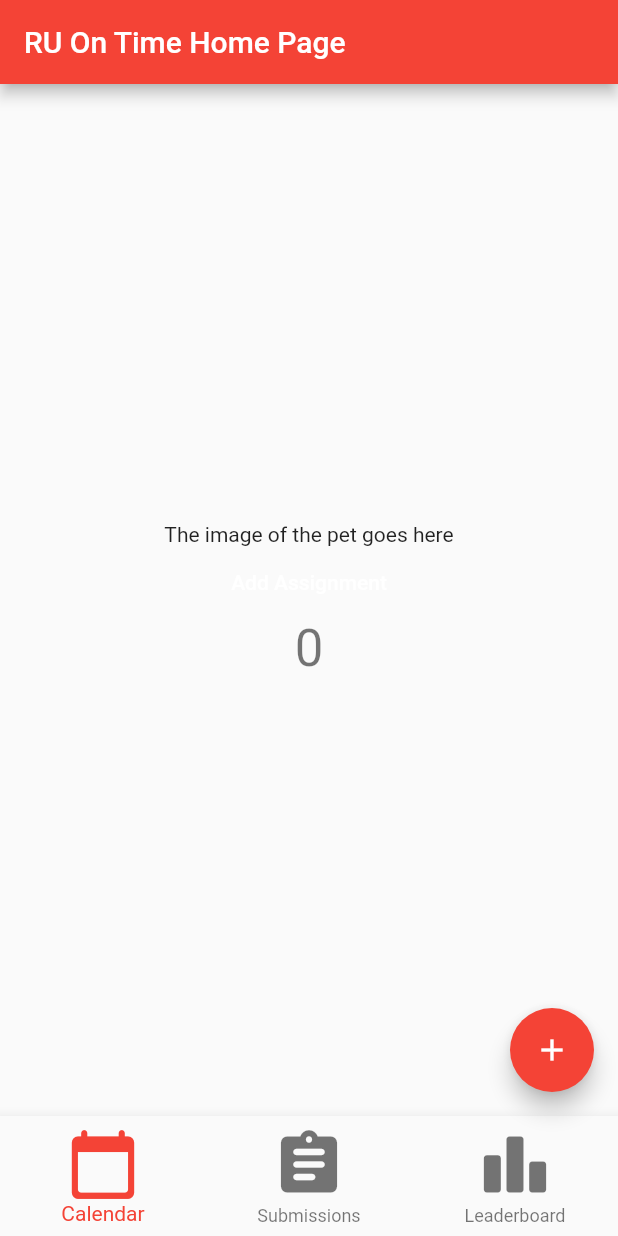
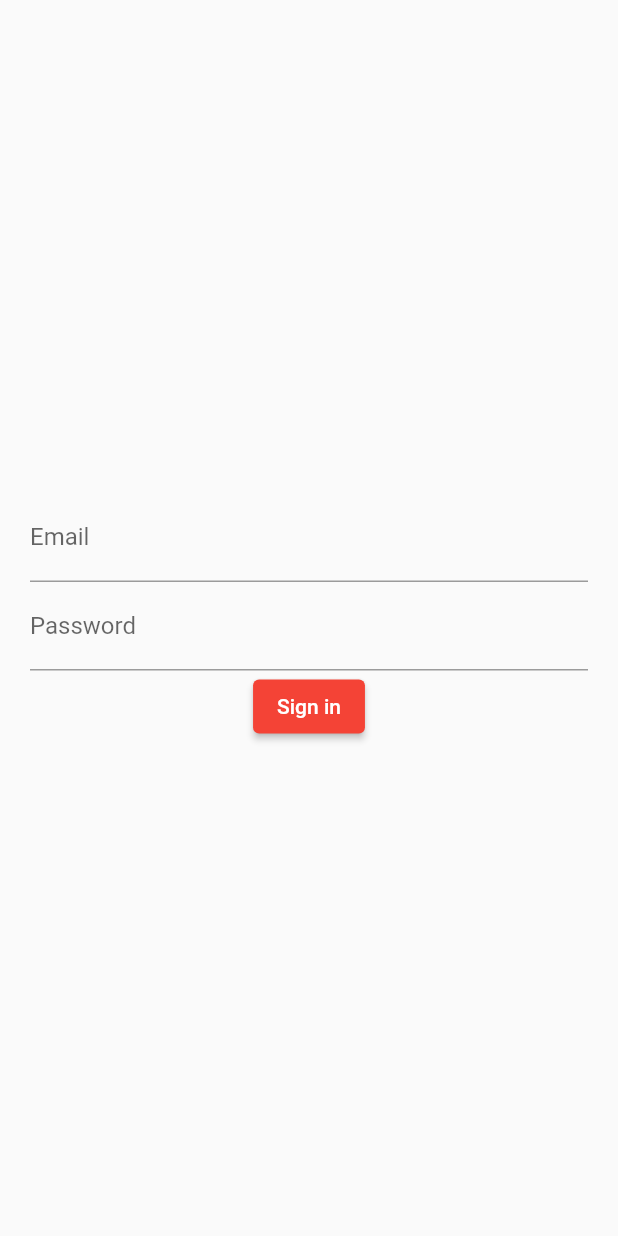
Before and after one commit to Wingo206/RU_On_Time, a Flutter app: the screen it shows after launch, on a phone screen of 412 x 824 dp. Run offline on Flutter 3.47's test engine with Material 2 defaults, Android fonts, the light colour scheme and no system bars; our stand-ins replace firebase_auth, firebase_core; missing offline and left inert: cloud_firestore_web, firebase_auth_web, firebase_core_web; accounts and stored records are empty.

Commit message:
Authentification and sign in working

```diff
--- /dev/null
+++ b/lib/authentication_service.dart
@@ -0,0 +1,30 @@
+import 'package:firebase_auth/firebase_auth.dart';
+
+class AuthenticationService {
+  final FirebaseAuth _firebaseAuth;
+  AuthenticationService(this._firebaseAuth);
+
+  Stream<User?> get authStateChanges => _firebaseAuth.authStateChanges();
+
+  Future<void> signOut() async {
+    await _firebaseAuth.signOut();
+  }
+
+  Future<String> signIn(String email, String password) async {
+    try {
+      await _firebaseAuth.signInWithEmailAndPassword(email: email, password: password);
+      return "Signed in";
+    } on FirebaseAuthException catch (e) {
+      return e.message ?? "";
+    }
+  }
+
+  Future<String> signUp(String email, String password) async {
+    try {
+      await _firebaseAuth.createUserWithEmailAndPassword(email: email, password: password);
+      return "Signed up";
+    } on FirebaseAuthException catch (e) {
+      return e.message ?? "";
+    }
+  }
+}
--- a/lib/main.dart
+++ b/lib/main.dart
@@ -1,5 +1,10 @@
 import 'package:flutter/material.dart';
 import 'package:firebase_core/firebase_core.dart';
+import 'package:provider/provider.dart';
+import 'package:firebase_auth/firebase_auth.dart';
+import 'package:ru_on_time/sign_in.dart';
+
+import 'authentication_service.dart';
 
 Future<void> main() async {
   WidgetsFlutterBinding.ensureInitialized();
@@ -11,7 +16,18 @@ class MyApp extends StatelessWidget {
   // This widget is the root of your application.
   @override
   Widget build(BuildContext context) {
-    return MaterialApp(
+    return MultiProvider(
+      providers: [
+        Provider<AuthenticationService> (
+          create: (_) => AuthenticationService(FirebaseAuth.instance),
+        ),
+
+        StreamProvider(
+          create: (context) => context.read<AuthenticationService>().authStateChanges,
+          initialData: null,
+        ),
+      ],
+      child: MaterialApp(
         title: 'RU On Time',
         theme: ThemeData(
           primarySwatch: Colors.red,
@@ -23,7 +39,7 @@ class MyApp extends StatelessWidget {
               print ('Failed to initialize Firebase ${snapshot.error.toString()}');
               return Text('Something went wrong!');
             } else if (snapshot.hasData) {
-              return MyHomePage(title: 'RU On Time Home Page');
+              return AuthenticationWrapper();
             } else {
               return Center(
                 child: CircularProgressIndicator(),
@@ -31,7 +47,20 @@ class MyApp extends StatelessWidget {
             }
           },
         )
+      )
     );
+  }
+}
+
+class AuthenticationWrapper extends StatelessWidget {
+  @override
+  Widget build(BuildContext context) {
+    final firebaseUser = context.watch<User?>();
+    if(firebaseUser != null) {
+      return MyHomePage(title: 'RU On Time Home Page');
+    } else {
+      return SignInPage();
+    }
   }
 }
 
@@ -92,6 +121,11 @@ class _MyHomePageState extends State<MyHomePage> {
               '$_counter',
               style: Theme.of(context).textTheme.headline4,
             ),
+            ElevatedButton(
+                onPressed: () {
+                  context.read<AuthenticationService>().signOut();
+                },
+                child: Text("JANKY SIGN OUT BUTTON")),
           ],
         ),
       ),
--- /dev/null
+++ b/lib/sign_in.dart
@@ -0,0 +1,41 @@
+import 'package:flutter/material.dart';
+import 'package:provider/provider.dart';
+import 'package:ru_on_time/authentication_service.dart';
+
+class SignInPage extends StatelessWidget {
+  final TextEditingController emailController = TextEditingController();
+  final TextEditingController passwordController = TextEditingController();
+
+  @override
+  Widget build(BuildContext context) {
+    return Scaffold(
+      body: Padding(
+        padding: EdgeInsets.all(20),
+        child:Column(
+          mainAxisAlignment: MainAxisAlignment.center,
+          children: [
+            TextField(
+              controller: emailController,
+              decoration: InputDecoration(
+                labelText: "Email",
+              ),
+            ),
+            TextField(
+              controller: passwordController,
+              decoration: InputDecoration(
+                labelText: "Password",
+              ),
+            ),
+            ElevatedButton(
+              onPressed: () {
+                context.read<AuthenticationService>().signIn(emailController.text.trim(), passwordController.text.trim());
+              },
+              child: Text("Sign in"),
+            )
+          ],
+        ),
+      ),
+    );
+  }
+
+}
--- a/pubspec.yaml
+++ b/pubspec.yaml
@@ -31,6 +31,7 @@ dependencies:
   firebase_core: ^1.10.0
   cloud_firestore: ^3.1.0
   firebase_auth: ^3.2.0
+  provider: ^6.0.1
 
 dev_dependencies:
   flutter_test:
```
Also changed, not shown: 1 other file. Lines whose indentation alone changed are shown as unchanged.
